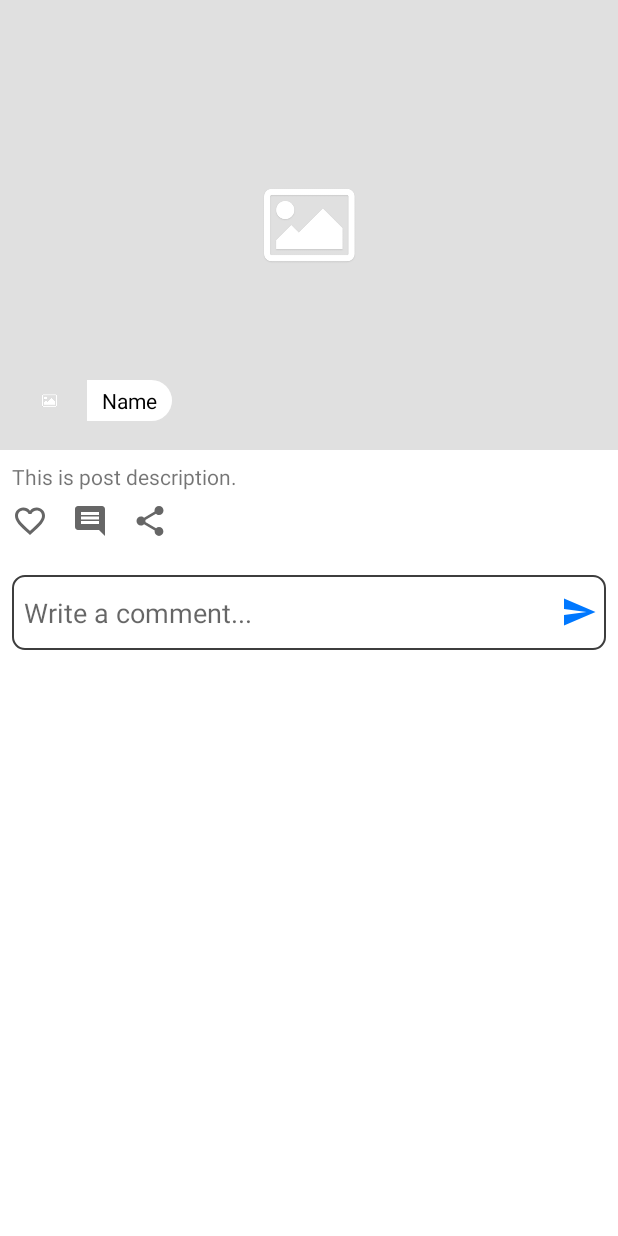
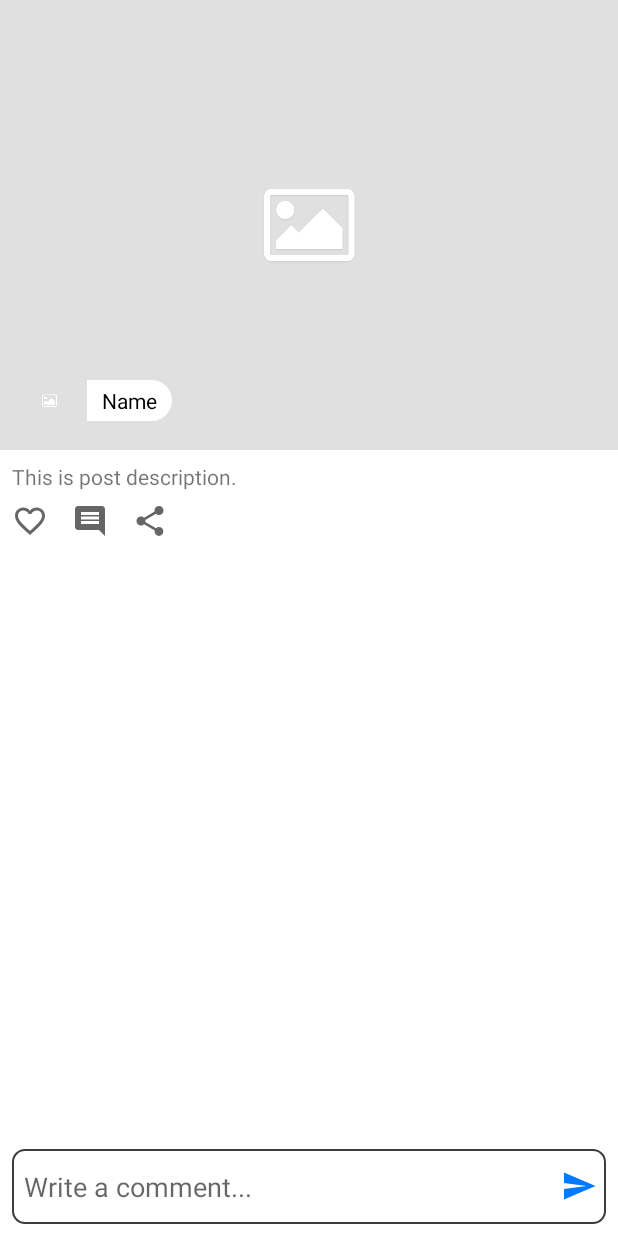
Before and after one commit to kuldeepsinghrai/social-app, an Android app: the CommentActivity screen opened directly, with no data from a screen before it, on a phone screen of 412 x 824 dp. Run offline under Robolectric (Android 15) with nearby library versions, the phone set to English and light mode, and no system bars; our stand-ins replace Firebase (no records; nobody signed in at launch, a user with empty details on screens opened directly), Picasso; libraries missing offline, so code that uses them is left out: com.github.marlonlom.utilities, com.makeramen.roundedimageview; plain views replace RoundedImageView; Roboto replaces fonts that are not available here; 7 statements that could not run were skipped.

Commit message:
fetching comments of posts

```diff
--- a/app/build.gradle
+++ b/app/build.gradle
@@ -49,6 +49,8 @@ dependencies {
     implementation 'com.makeramen:roundedimageview:2.3.0'
     implementation 'com.github.florent37:diagonallayout:1.0.9'
     implementation 'com.squareup.picasso:picasso:2.71828'
+    implementation 'com.github.marlonlom:timeago:4.0.3'
+
 
 
 
--- a/app/src/main/java/com/ksr/socialapp/activities/CommentActivity.java
+++ b/app/src/main/java/com/ksr/socialapp/activities/CommentActivity.java
@@ -2,12 +2,15 @@ package com.ksr.socialapp.activities;
 
 import androidx.annotation.NonNull;
 import androidx.appcompat.app.AppCompatActivity;
+import androidx.recyclerview.widget.LinearLayoutManager;
+import androidx.recyclerview.widget.RecyclerView;
 
 import android.content.Intent;
 import android.os.Bundle;
 import android.view.View;
 import android.widget.EditText;
 import android.widget.ImageView;
+import android.widget.LinearLayout;
 import android.widget.TextView;
 import android.widget.Toast;
 
@@ -18,12 +21,14 @@ import com.google.firebase.database.DatabaseError;
 import com.google.firebase.database.FirebaseDatabase;
 import com.google.firebase.database.ValueEventListener;
 import com.ksr.socialapp.R;
+import com.ksr.socialapp.adapter.CommentAdapter;
 import com.ksr.socialapp.model.Comment;
 import com.ksr.socialapp.model.Post;
 import com.ksr.socialapp.model.User;
 import com.makeramen.roundedimageview.RoundedImageView;
 import com.squareup.picasso.Picasso;
 
+import java.util.ArrayList;
 import java.util.Date;
 
 public class CommentActivity extends BaseActivity {
@@ -35,10 +40,14 @@ public class CommentActivity extends BaseActivity {
     private String postId;
     private String postedBy;
 
+    private RecyclerView commentRecyclerView;
+
     private ImageView postImage,postCommentBT;
     private RoundedImageView profileImage;
     private TextView name,postDescription,like,comment,share;
     private EditText commentET;
+
+    private ArrayList<Comment> commentArrayList;
 
 
     @Override
@@ -58,6 +67,7 @@ public class CommentActivity extends BaseActivity {
         share = findViewById(R.id.share);
         commentET = findViewById(R.id.commentET);
         postCommentBT = findViewById(R.id.postCommentBT);
+        commentRecyclerView = findViewById(R.id.commentRecyclerView);
 
 
         intent = getIntent();
@@ -150,6 +160,31 @@ public class CommentActivity extends BaseActivity {
             }
         });
 
+        commentArrayList = new ArrayList<>();
+        CommentAdapter commentAdapter = new CommentAdapter(getActivity(),commentArrayList);
+        LinearLayoutManager linearLayoutManager = new LinearLayoutManager(getActivity());
+        commentRecyclerView.setLayoutManager(linearLayoutManager);
+        commentRecyclerView.setAdapter(commentAdapter);
+
+        firebaseDatabase.getReference()
+                .child("posts")
+                .child(postId)
+                .child("comments").addValueEventListener(new ValueEventListener() {
+            @Override
+            public void onDataChange(@NonNull DataSnapshot snapshot) {
+                commentArrayList.clear();
+                for (DataSnapshot dataSnapshot:snapshot.getChildren()){
+                    Comment comment = dataSnapshot.getValue(Comment.class);
+                    commentArrayList.add(comment);
+                }
+                commentAdapter.notifyDataSetChanged();
+            }
+
+            @Override
+            public void onCancelled(@NonNull DatabaseError error) {
+
+            }
+        });
 
     }
 
--- a/app/src/main/res/layout/activity_comment.xml
+++ b/app/src/main/res/layout/activity_comment.xml
@@ -8,8 +8,9 @@
     tools:context=".activities.CommentActivity">
 
     <ScrollView
+        android:layout_weight="1"
         android:layout_width="match_parent"
-        android:layout_height="match_parent">
+        android:layout_height="wrap_content">
 
 
         <LinearLayout
@@ -132,6 +133,10 @@
 
             </androidx.recyclerview.widget.RecyclerView>
 
+
+        </LinearLayout>
+    </ScrollView>
+
     <LinearLayout
         android:layout_gravity="bottom"
         android:gravity="bottom"
@@ -166,7 +171,3 @@
 
     </LinearLayout>
 </LinearLayout>
-
-
-    </ScrollView>
-</LinearLayout>
--- a/app/src/main/res/layout/activity_login.xml
+++ b/app/src/main/res/layout/activity_login.xml
@@ -121,6 +121,7 @@
                     android:id="@+id/loginBT"
                     android:layout_width="match_parent"
                     android:layout_height="wrap_content"
+                    android:enabled="false"
                     android:layout_marginTop="@dimen/dimen_50"
                     android:text="Login"
                     android:textSize="@dimen/text_size_16"
--- a/app/src/main/res/layout/comment_single_item.xml
+++ b/app/src/main/res/layout/comment_single_item.xml
@@ -46,8 +46,7 @@
                 android:id="@+id/time"
                 android:layout_width="wrap_content"
                 android:layout_height="wrap_content"
-                android:textSize="@dimen/text_size_10"
-                android:text="time">
+                android:textSize="@dimen/text_size_10">
 
             </TextView>
 
--- a/app/src/main/res/layout/fragment_profile.xml
+++ b/app/src/main/res/layout/fragment_profile.xml
@@ -75,7 +75,8 @@
             android:layout_alignBottom="@+id/diagonalLinear"
             android:layout_centerHorizontal="true">
 
-            <com.makeramen.roundedimageview.RoundedImageView xmlns:app="http://schemas.android.com/apk/res-auto"
+            <com.makeramen.roundedimageview.RoundedImageView
+                xmlns:app="http://schemas.android.com/apk/res-auto"
                 android:id="@+id/profileImage"
                 android:layout_width="@dimen/dimen_96"
                 android:layout_height="@dimen/dimen_96"
```
Also changed, not shown: app/src/main/java/com/ksr/socialapp/activities/LoginActivity.java (+25 -0 lines), app/src/main/java/com/ksr/socialapp/adapter/CommentAdapter.java (+31 -2 lines). Lines whose indentation alone changed are shown as unchanged.
